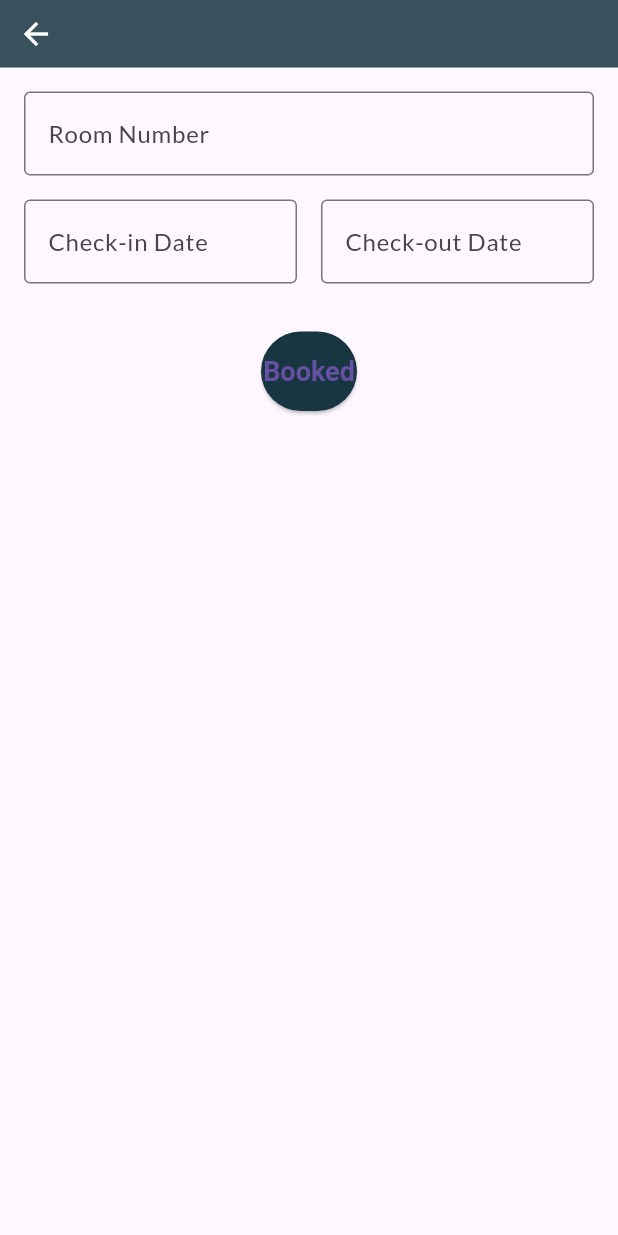
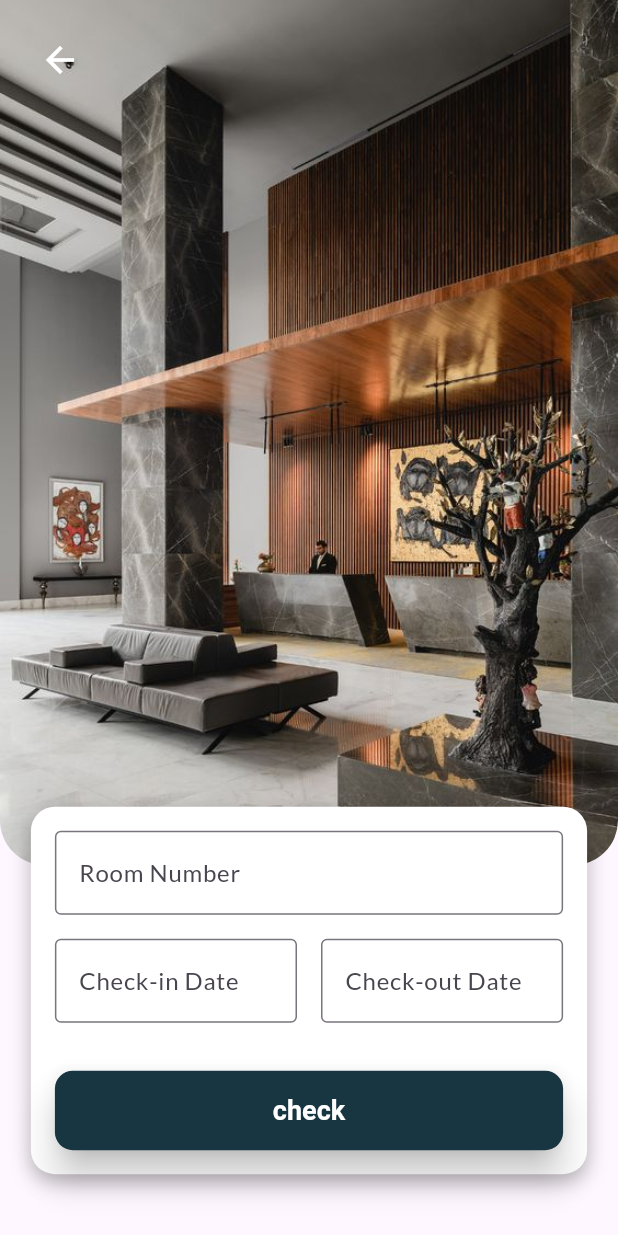
Before and after one commit to rudranil723/hotelapp2, a Flutter app: the CalendarScreen screen opened directly, on a phone screen of 412 x 824 dp. Run offline on Flutter 3.47's test engine with Material 3 defaults, Android fonts, the light colour scheme and no system bars.

Commit message:
minute changes and calender page looks ready , might add something else later

```diff
--- a/lib/screens/calender.dart
+++ b/lib/screens/calender.dart
@@ -28,25 +28,60 @@ class _CalendarScreenState extends State<CalendarScreen> {
   @override
   Widget build(BuildContext context) {
     return Scaffold(
-      body: Column(
+      body: Stack(
         children: [
-          Container(
-            height: 45,
-            color: Color.fromRGBO(24, 54, 65, 0.858),
-            child: Row(
-              children: [
-                IconButton(
-                  icon: Icon(Icons.arrow_back, color: Colors.white),
+          // Background image covering 60% of the screen with rounded bottom
+          Positioned(
+            top: 0,
+            left: 0,
+            right: 0,
+            child: ClipRRect(
+              borderRadius: BorderRadius.only(
+                bottomLeft: Radius.circular(30),
+                bottomRight: Radius.circular(30),
+              ),
+              child: Image.asset(
+                'assets/images/recep.jpg',
+                fit: BoxFit.cover,
+                height: MediaQuery.of(context).size.height * 0.7,
+              ),
+            ),
+          ),
+          // Back button
+          Positioned(
+            top: 16,
+            left: 16,
+            child: IconButton(
+              icon: Icon(Icons.arrow_back, color: Colors.white, size: 28),
               onPressed: () {
                 Navigator.pop(context);
               },
             ),
+          ),
+          // Content below the image
+          Align(
+            alignment: Alignment.bottomCenter,
+            child: Container(
+              margin: EdgeInsets.only(
+                top: MediaQuery.of(context).size.height * 0.50,
+                left: MediaQuery.of(context).size.width * 0.05,
+                right: MediaQuery.of(context).size.width * 0.05,
+                bottom: MediaQuery.of(context).size.height * 0.05,
+              ),
+              padding: EdgeInsets.all(16.0),
+              decoration: BoxDecoration(
+                color: Colors.white,
+                borderRadius: BorderRadius.circular(16.0),
+                boxShadow: [
+                  BoxShadow(
+                    color: Colors.black26,
+                    blurRadius: 10.0,
+                    offset: Offset(0, 5),
+                  ),
                 ],
               ),
-          ),
-          Padding(
-            padding: const EdgeInsets.all(16.0),
               child: Column(
+                mainAxisSize: MainAxisSize.min,
                 children: [
                   // Room number entry box
                   TextField(
@@ -88,12 +123,15 @@ class _CalendarScreenState extends State<CalendarScreen> {
                     ],
                   ),
                   SizedBox(height: 32),
-                // Booked button
-                ElevatedButton(
+                  // Booked button with updated styles
+                  SizedBox(
+                    width: double.infinity,
+                    child: ElevatedButton(
                       onPressed: () {
                         // Implement your booking logic here
                       },
-                  child: Text('Booked'),
+                      child:
+                          Text('check', style: TextStyle(color: Colors.white)),
                       style: ElevatedButton.styleFrom(
                         backgroundColor: Color.fromRGBO(24, 54, 65, 1),
                         padding: EdgeInsets.symmetric(vertical: 16),
@@ -101,9 +139,15 @@ class _CalendarScreenState extends State<CalendarScreen> {
                           fontSize: 18,
                           fontWeight: FontWeight.bold,
                         ),
+                        shape: RoundedRectangleBorder(
+                          borderRadius: BorderRadius.circular(12.0),
+                        ),
+                        elevation: 10,
+                      ),
                     ),
                   ),
                 ],
+              ),
             ),
           ),
         ],
--- a/lib/screens/home_screen.dart
+++ b/lib/screens/home_screen.dart
@@ -94,7 +94,7 @@ class _HomeScreenState extends State<HomeScreen> {
                       ),
                       child: Center(
                         child: Text(
-                          'Login',
+                          'Log in',
                           style: TextStyle(
                             color: Color.fromRGBO(24, 54, 65, 1),
                             fontSize: 18,
--- a/lib/screens/login_screen.dart
+++ b/lib/screens/login_screen.dart
@@ -38,7 +38,7 @@ class LoginScreen extends StatelessWidget {
             top: MediaQuery.of(context).size.height * 0.30,
             left: 16.0,
             child: Text(
-              'Sign in to continue',
+              'Log in to continue',
               style: TextStyle(
                 color: Colors.white,
                 fontSize: 34,
@@ -103,7 +103,7 @@ class LoginScreen extends StatelessWidget {
                               builder: (context) => CalendarScreen()),
                         );
                       },
-                      child: Text('Login'),
+                      child: Text('Log in'),
                       style: ElevatedButton.styleFrom(
                         backgroundColor: Colors.white,
                         foregroundColor: Color.fromRGBO(24, 54, 65, 1),
```
Lines whose indentation alone changed are shown as unchanged.
